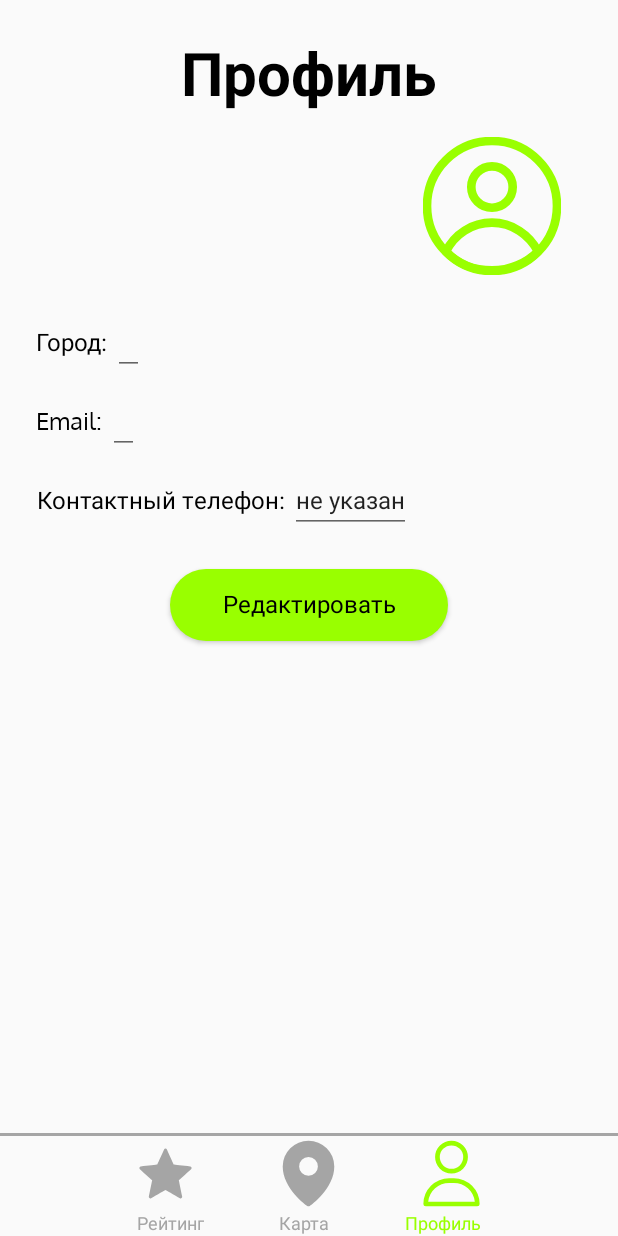
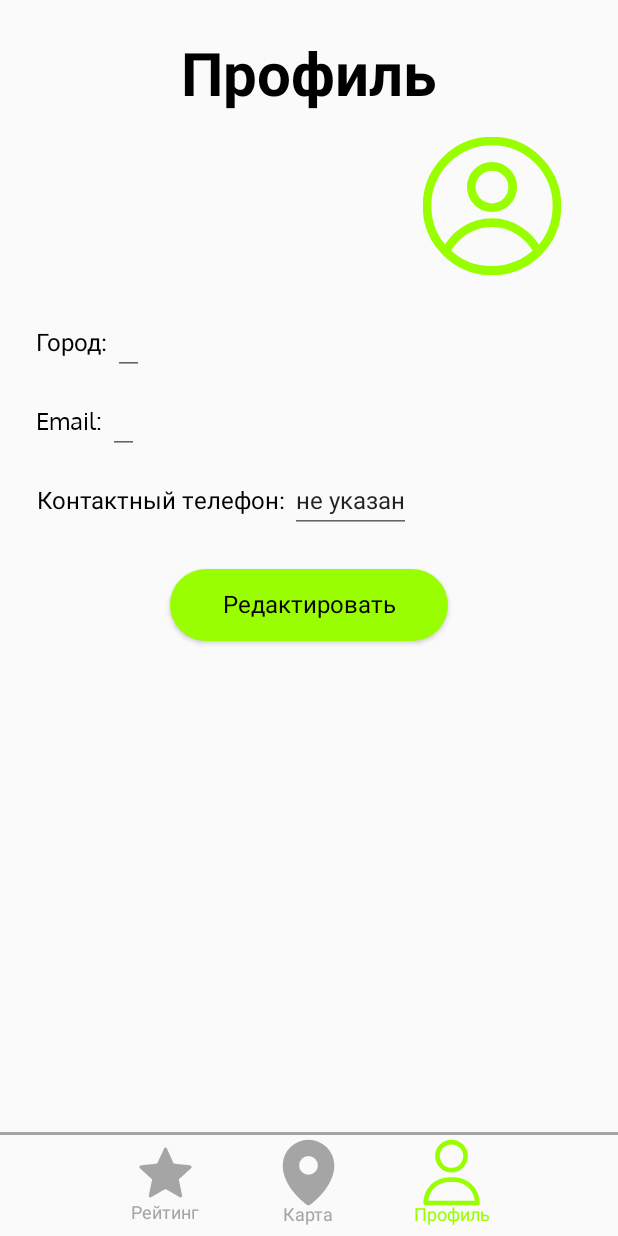
Before and after one commit to maryshirk/SocketMap, an Android app: the ProfileActivity screen opened directly, with no data from a screen before it, on a phone screen of 412 x 824 dp. Run offline under Robolectric (Android 15) with nearby library versions, the phone set to English and light mode, and no system bars; our stand-ins replace Firebase (no records; nobody signed in at launch, a user with empty details on screens opened directly); 1 statement that could not run was skipped.

Commit message:
edit layout

```diff
--- a/SocketMap/app/src/main/java/com/samsung/socketmap/MainActivity.java
+++ b/SocketMap/app/src/main/java/com/samsung/socketmap/MainActivity.java
@@ -96,7 +96,7 @@ public class MainActivity extends AppCompatActivity {
                         .addOnSuccessListener(new OnSuccessListener<AuthResult>() {
                             @Override
                             public void onSuccess(AuthResult authResult) {
-                                startActivity(new Intent(MainActivity.this, ProfileActivity.class));
+                                startActivity(new Intent(MainActivity.this, MapActivity.class));
                                 finish();
                             }
                         }).addOnFailureListener(new OnFailureListener() {
--- a/SocketMap/app/src/main/res/layout/profile_activity.xml
+++ b/SocketMap/app/src/main/res/layout/profile_activity.xml
@@ -7,12 +7,21 @@
     android:id="@+id/profile"
     tools:context=".ProfileActivity">
 
+    <ScrollView
+        android:layout_width="match_parent"
+        android:layout_height="match_parent"
+        android:layout_marginBottom="76dp"
+        android:scrollbars="none">
+
         <LinearLayout
             style="@style/app_style"
             android:layout_height="match_parent"
             android:layout_width="match_parent"
-        android:layout_margin="24dp"
+            android:layout_marginLeft="24dp"
+            android:layout_marginRight="24dp"
+            android:layout_marginTop="24dp"
             android:id="@+id/main"
+            android:layout_marginBottom="80dp"
             android:layout_centerHorizontal="true"
             android:orientation="vertical">
 
@@ -155,6 +164,7 @@
             <androidx.appcompat.widget.AppCompatButton
                 android:layout_height="wrap_content"
                 android:layout_marginTop="24dp"
+                android:layout_marginBottom="24dp"
                 android:layout_width="185dp"
                 android:background="@drawable/button"
                 android:textColor="@color/black"
@@ -164,6 +174,7 @@
                 android:text="@string/edit_info" />
 
         </LinearLayout>
+    </ScrollView>
 
     <View
         app:layout_constraintBottom_toTopOf="@id/horizontal_scroll_view"
@@ -177,28 +188,52 @@
         android:layout_width="match_parent"
         android:layout_height="wrap_content"
         android:scrollbars="none"
+        android:layout_marginBottom="6dp"
         android:layout_alignParentBottom="true"
-        app:layout_constraintBottom_toTopOf="@id/horizontal_layout_text">
+        app:layout_constraintBottom_toBottomOf="parent">
 
         <LinearLayout
             android:id="@+id/horizontal_layout"
             android:layout_gravity="center"
+            android:weightSum="3"
             android:layout_width="match_parent"
             android:layout_height="wrap_content"
             android:orientation="horizontal">
+
+            <FrameLayout
+                android:layout_weight="1"
+                android:layout_width="wrap_content"
+                android:layout_height="wrap_content">
 
                 <ImageView
                     android:id="@+id/rating_icon"
                     android:layout_weight="1"
                     android:layout_width="50dp"
                     android:layout_height="50dp"
+                    android:layout_marginBottom="10dp"
                     app:tint="@color/gray_main"
                     android:src="@drawable/rating_icon"
                     />
 
-            <ImageView
+                <TextView
+                    android:id="@+id/rating_icon_text"
+                    android:layout_width="wrap_content"
+                    android:layout_height="wrap_content"
+                    android:text="@string/rating"
+                    android:layout_gravity="bottom|center_horizontal"
+                    android:textAppearance="@style/main"
+                    android:textColor="@color/gray_main" />
+            </FrameLayout>
+
+            <FrameLayout
+                android:layout_weight="1"
                 android:layout_marginLeft="45dp"
                 android:layout_marginRight="45dp"
+                android:layout_width="wrap_content"
+                android:layout_height="wrap_content">
+
+                <ImageView
+                    android:layout_marginBottom="11dp"
                     android:id="@+id/map_icon"
                     android:layout_weight="1"
                     android:layout_width="50dp"
@@ -207,49 +242,31 @@
                     android:src="@drawable/map_icon"
                     />
 
-            <ImageView
-                android:layout_weight="1"
-                android:layout_width="50dp"
-                android:layout_height="50dp"
-                app:tint="@color/green_main"
-                android:id="@+id/profile_icon"
-                android:src="@drawable/profile_icon"
-                />
-
-        </LinearLayout>
-
-    </HorizontalScrollView>
-
-    <LinearLayout
-        android:id="@+id/horizontal_layout_text"
-        android:gravity="center"
-        android:layout_width="match_parent"
-        android:layout_height="wrap_content"
-        android:orientation="horizontal"
-        app:layout_constraintBottom_toBottomOf="parent"
-        app:layout_constraintLeft_toLeftOf="parent"
-        app:layout_constraintRight_toRightOf="parent">
-
                 <TextView
-            android:id="@+id/rating_icon_text"
-            android:layout_height="wrap_content"
-            android:layout_width="wrap_content"
-            android:text="@string/rating"
-            android:textAppearance="@style/main"
-            android:textAlignment="center"
-            android:textColor="@color/gray_main"
-            />
-
-        <TextView
-            android:layout_marginLeft="50dp"
-            android:layout_marginRight="50dp"
                     android:id="@+id/map_icon_text"
                     android:layout_height="wrap_content"
                     android:layout_width="wrap_content"
                     android:text="@string/map"
                     android:textAppearance="@style/main"
-            android:textAlignment="center"
+                    android:layout_gravity="bottom|center_horizontal"
+                    app:layout_constraintBottom_toBottomOf="@id/map_icon"
                     android:textColor="@color/gray_main"
+                    />
+            </FrameLayout>
+
+            <FrameLayout
+                android:layout_weight="1"
+                android:layout_width="wrap_content"
+                android:layout_height="wrap_content">
+
+                <ImageView
+                    android:layout_marginBottom="11dp"
+                    android:layout_width="50dp"
+                    android:layout_height="50dp"
+                    app:tint="@color/green_main"
+                    android:id="@+id/profile_icon"
+                    android:layout_gravity="center_horizontal"
+                    android:src="@drawable/profile_icon"
                     />
 
                 <TextView
@@ -258,11 +275,14 @@
                     android:layout_width="wrap_content"
                     android:text="@string/profile"
                     android:textAppearance="@style/main"
-            android:textAlignment="center"
+                    android:layout_gravity="bottom|center_horizontal"
                     android:textColor="@color/green_main"
                     />
 
+            </FrameLayout>
+
         </LinearLayout>
 
+    </HorizontalScrollView>
 
 </androidx.constraintlayout.widget.ConstraintLayout>
--- a/SocketMap/app/src/main/res/values/strings.xml
+++ b/SocketMap/app/src/main/res/values/strings.xml
@@ -26,4 +26,5 @@
     <string name="welcome2">Добро пожаловать!
         Войдите в учетную запись.</string>
     <string name="title_activity_profile">ProfileActivity</string>
+    <string name="socketmap">SocketMap</string>
 </resources>
```
Also changed, not shown: SocketMap/app/src/main/res/layout/activity_main.xml (+64 -1 lines), SocketMap/app/src/main/res/layout/activity_map.xml (+49 -40 lines), SocketMap/app/src/main/res/layout/activity_rating.xml (+50 -40 lines). Lines whose indentation alone changed are shown as unchanged.
